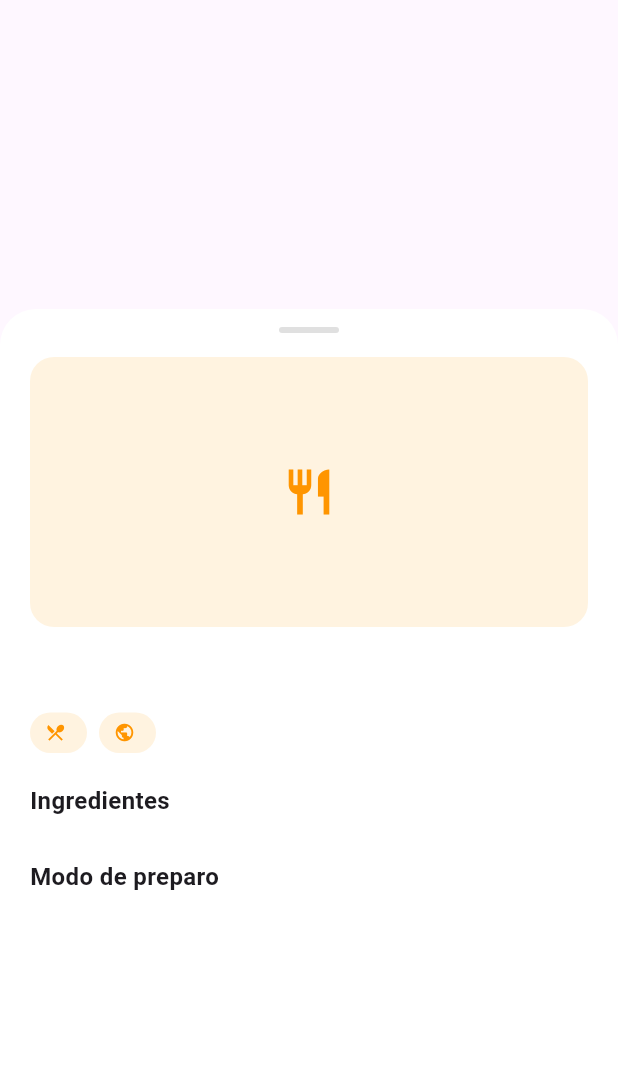
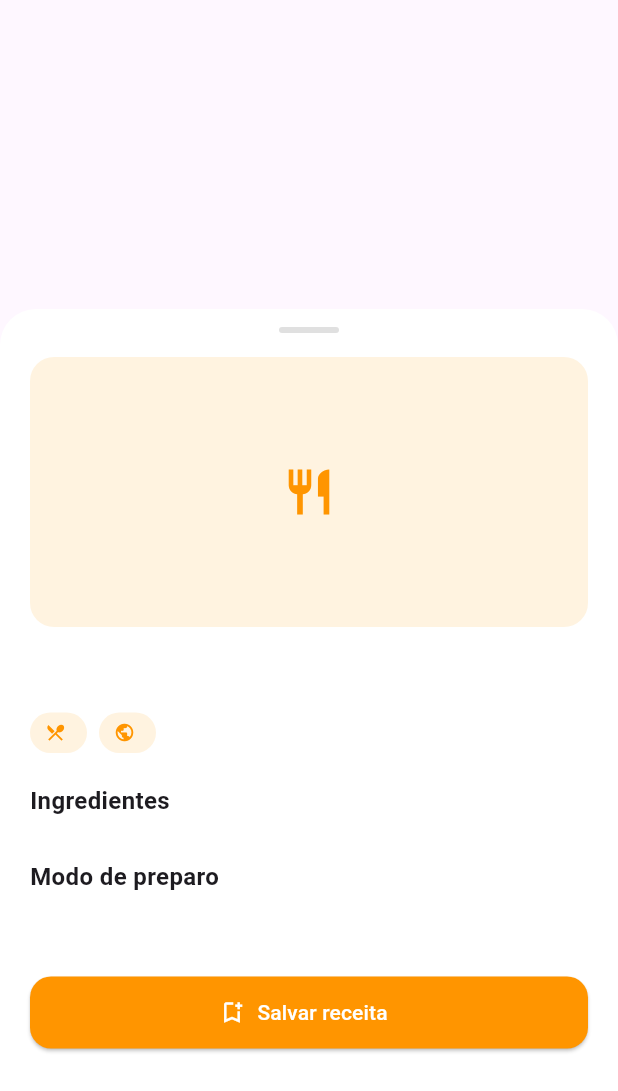
Before and after one commit to giseleveloso/App-Receitas, a Flutter app: the DetalhesExternosSheet widget shown alone on an empty page, opened directly with empty values, on a phone screen of 412 x 824 dp. Shown: the top 1091 px of the screen. Run offline on Flutter 3.47's test engine with Material 3 defaults, Android fonts, the phone set to English and light mode, and no system bars; our stand-ins replace carousel_slider, image_picker, supabase_flutter; accounts and stored records are empty; network calls fail.

Commit message:
feat: salvar receita do dia

```diff
--- a/lib/widgets/detalhes_externos_sheet.dart
+++ b/lib/widgets/detalhes_externos_sheet.dart
@@ -1,11 +1,59 @@
 import 'package:flutter/material.dart';
+import 'package:uuid/uuid.dart';
+import '../modelos/receita.dart';
 import '../modelos/receita_externa.dart';
+import '../services/receita_service.dart';
 import 'app_theme.dart';
 import 'imagem_receita.dart';
 
-class DetalhesExternosSheet extends StatelessWidget {
+class DetalhesExternosSheet extends StatefulWidget {
   final ReceitaExterna receita;
   const DetalhesExternosSheet({super.key, required this.receita});
+
+  @override
+  State<DetalhesExternosSheet> createState() => _DetalhesExternosSheetState();
+}
+
+class _DetalhesExternosSheetState extends State<DetalhesExternosSheet> {
+  final _service = ReceitaService();
+  bool _salvando = false;
+  bool _salvo = false;
+
+  Future<void> _salvar() async {
+    setState(() => _salvando = true);
+    try {
+      final r = widget.receita;
+      final passos = r.instrucoes
+          .split(RegExp(r'\r?\n'))
+          .map((s) => s.trim())
+          .where((s) => s.isNotEmpty)
+          .toList();
+
+      await _service.salvar(Receita(
+        id: const Uuid().v4(),
+        nome: r.nome,
+        categoria: r.categoria,
+        tempoPreparo: 0,
+        porcoes: 2,
+        ingredientes: r.ingredientes,
+        modoPreparo: passos.isNotEmpty ? passos : [r.instrucoes],
+        imagemPath: r.imagemUrl,
+        criadoEm: DateTime.now(),
+      ));
+      if (mounted) setState(() => _salvo = true);
+    } catch (e) {
+      if (mounted) {
+        ScaffoldMessenger.of(context).showSnackBar(
+          SnackBar(
+            content: Text('Erro ao salvar: $e'),
+            backgroundColor: Colors.red,
+          ),
+        );
+      }
+    } finally {
+      if (mounted) setState(() => _salvando = false);
+    }
+  }
 
   @override
   Widget build(BuildContext context) {
@@ -35,10 +83,13 @@ class DetalhesExternosSheet extends StatelessWidget {
             const SizedBox(height: 16),
             ClipRRect(
               borderRadius: BorderRadius.circular(16),
-              child: ImagemReceita(path: receita.imagemUrl, width: double.infinity, height: 180),
+              child: ImagemReceita(
+                  path: widget.receita.imagemUrl,
+                  width: double.infinity,
+                  height: 180),
             ),
             const SizedBox(height: 16),
-            Text(receita.nome,
+            Text(widget.receita.nome,
                 style:
                     const TextStyle(fontSize: 22, fontWeight: FontWeight.w800)),
             const SizedBox(height: 10),
@@ -46,15 +97,15 @@ class DetalhesExternosSheet extends StatelessWidget {
               spacing: 8,
               runSpacing: 6,
               children: [
-                _chip(Icons.restaurant_menu, receita.categoria),
-                _chip(Icons.public, receita.area),
+                _chip(Icons.restaurant_menu, widget.receita.categoria),
+                _chip(Icons.public, widget.receita.area),
               ],
             ),
             const SizedBox(height: 20),
             const Text('Ingredientes',
                 style: TextStyle(fontSize: 16, fontWeight: FontWeight.w700)),
             const SizedBox(height: 8),
-            ...receita.ingredientes.map(
+            ...widget.receita.ingredientes.map(
               (i) => Padding(
                 padding: const EdgeInsets.symmetric(vertical: 3),
                 child: Row(
@@ -74,8 +125,30 @@ class DetalhesExternosSheet extends StatelessWidget {
             const Text('Modo de preparo',
                 style: TextStyle(fontSize: 16, fontWeight: FontWeight.w700)),
             const SizedBox(height: 8),
-            Text(receita.instrucoes,
+            Text(widget.receita.instrucoes,
                 style: const TextStyle(height: 1.6, fontSize: 14)),
+            const SizedBox(height: 24),
+            ElevatedButton.icon(
+              onPressed: _salvo || _salvando ? null : _salvar,
+              icon: _salvando
+                  ? const SizedBox(
+                      width: 16,
+                      height: 16,
+                      child: CircularProgressIndicator(
+                          strokeWidth: 2, color: Colors.white),
+                    )
+                  : Icon(_salvo
+                      ? Icons.check_rounded
+                      : Icons.bookmark_add_outlined),
+              label: Text(_salvo ? 'Salva nas suas receitas!' : 'Salvar receita'),
+              style: ElevatedButton.styleFrom(
+                backgroundColor: _salvo ? Colors.green : AppTheme.laranja,
+                foregroundColor: Colors.white,
+                minimumSize: const Size.fromHeight(48),
+                shape: RoundedRectangleBorder(
+                    borderRadius: BorderRadius.circular(14)),
+              ),
+            ),
           ],
         ),
       ),
```
